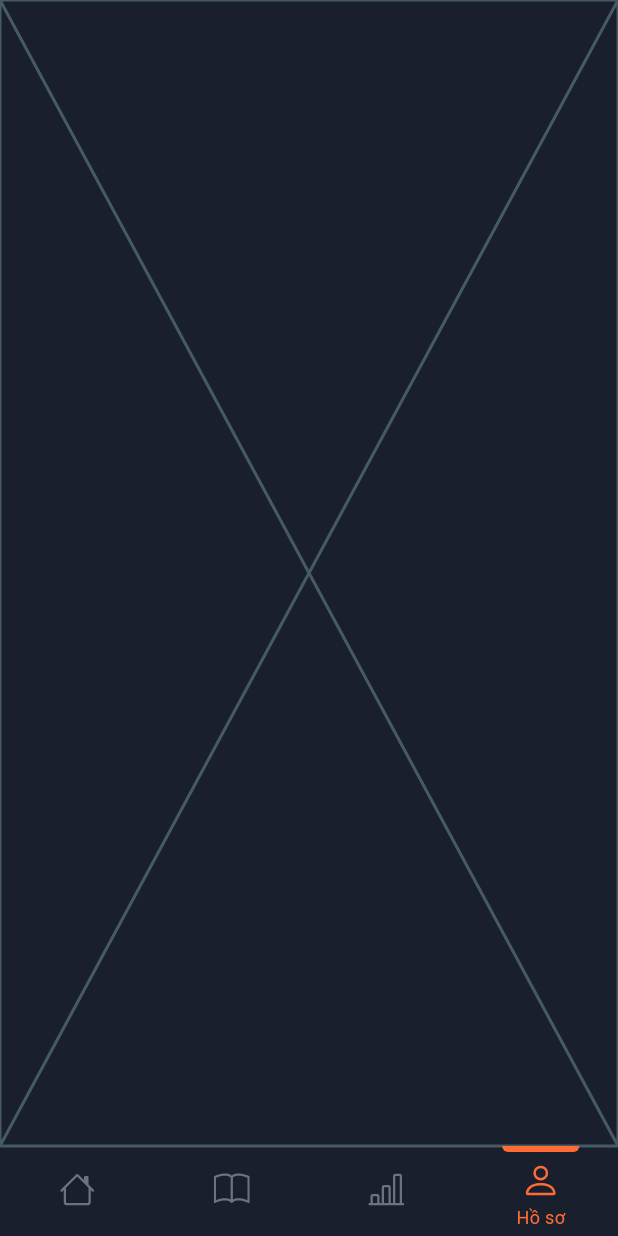
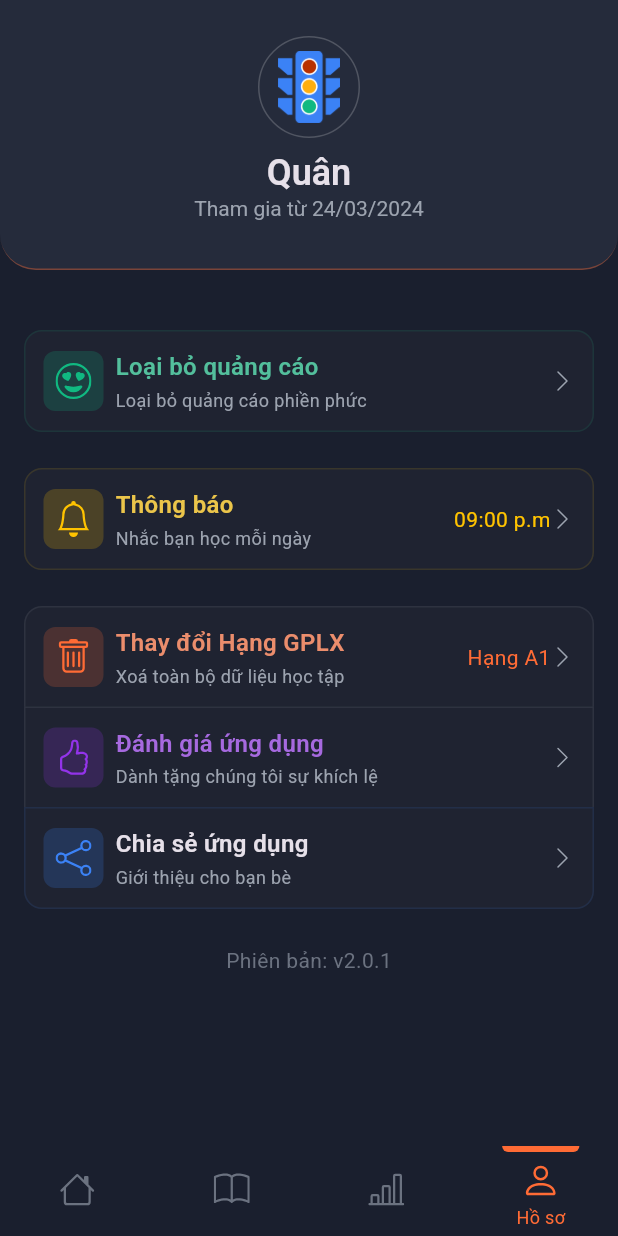
Before and after one commit to uvnb195/onthi_gplx_pro, a Flutter app: the HomeRouter screen opened by its route, item 4 of the bottom bar chosen, on a phone screen of 412 x 824 dp. Run offline on Flutter 3.47's test engine with Material 3 defaults, Android fonts, the light colour scheme and no system bars; our stand-ins replace bloc, bootstrap_icons, drift, equatable, fl_chart, flutter_bloc and 4 more; missing offline and left inert: dart_either; accounts and stored records are empty; generated files the repository leaves out were written again; statements that could not run were skipped; project files that could hold a hidden picture were left out.

Commit message:
finish all main-layout next: detail layout (question)

```diff
--- a/lib/core/theme/app_theme.dart
+++ b/lib/core/theme/app_theme.dart
@@ -13,7 +13,7 @@ ThemeData themeData = ThemeData(
     surfaceTintColor: AppColors.backgroundColor,
     scrolledUnderElevation: 0,
     systemOverlayStyle: SystemUiOverlayStyle(
-      statusBarColor: AppColors.backgroundColor,
+      statusBarColor: Colors.transparent,
       statusBarIconBrightness: Brightness.light, // Android
       statusBarBrightness: Brightness.dark, // iOS
     ),
--- a/lib/core/widgets/index.dart
+++ b/lib/core/widgets/index.dart
@@ -1,8 +1,15 @@
 export 'animated_staggered_listing.dart';
+export 'avatar_wrapper.dart';
+export 'horizontal_large_card.dart';
+export 'menu_item.dart';
+export 'page_header.dart';
 export 'radio_item.dart';
+export 'screen_wrapper.dart';
+export 'section_header.dart';
 export 'styled_animated_sized.dart';
 export 'styled_button.dart';
 export 'styled_dropdown.dart';
+export 'styled_icon_button.dart';
 export 'styled_scale_entrance.dart';
 export 'styled_slide_entrance.dart';
 export 'styled_text_field.dart';
--- a/lib/core/widgets/widgets/menu_item.dart
+++ b/lib/core/widgets/menu_item.dart
@@ -5,6 +5,7 @@ import 'package:onthi_gplx_pro/core/theme/app_colors.dart';
 class MenuItem extends StatelessWidget {
   final IconData? iconData;
   final String title;
+  final bool? titleUseThemeColor;
   final String? subTitle;
   final Widget? subTitleWidget;
   final String? rightText;
@@ -17,6 +18,7 @@ class MenuItem extends StatelessWidget {
   const MenuItem({
     super.key,
     required this.title,
+    this.titleUseThemeColor,
     this.subTitle,
     this.subTitleWidget,
     this.rightText,
@@ -84,7 +86,13 @@ class MenuItem extends StatelessWidget {
                   children: [
                     Text(
                       title,
-                      style: TextStyle(fontSize: 16, fontWeight: .w600),
+                      style: TextStyle(
+                        fontSize: 16,
+                        fontWeight: .w600,
+                        color: titleUseThemeColor == true
+                            ? Color.lerp(themeColor, Colors.white70, 0.3)
+                            : null,
+                      ),
                       maxLines: 1,
                       overflow: .ellipsis,
                     ),
--- a/lib/core/widgets/styled_scale_entrance.dart
+++ b/lib/core/widgets/styled_scale_entrance.dart
@@ -56,8 +56,8 @@ class _StyledScaleEntranceState extends State<StyledScaleEntrance>
 
   @override
   void dispose() {
+    _controller.dispose();
     super.dispose();
-    _controller.dispose();
   }
 
   @override
--- a/lib/core/widgets/styled_slide_entrance.dart
+++ b/lib/core/widgets/styled_slide_entrance.dart
@@ -69,8 +69,8 @@ class _StyledSlideEntranceState extends State<StyledSlideEntrance>
 
   @override
   void dispose() {
+    _controller.dispose();
     super.dispose();
-    _controller.dispose();
   }
 
   @override
--- a/lib/features/home/presentation/pages/home_page.dart
+++ b/lib/features/home/presentation/pages/home_page.dart
@@ -2,11 +2,9 @@ import 'package:bootstrap_icons/bootstrap_icons.dart';
 import 'package:flutter/material.dart';
 import 'package:flutter/rendering.dart';
 import 'package:flutter_staggered_animations/flutter_staggered_animations.dart';
-import 'package:onthi_gplx_pro/core/widgets/horizontal_medium_card.dart';
 import 'package:onthi_gplx_pro/core/widgets/index.dart';
 import 'package:onthi_gplx_pro/features/home/presentation/widgets/achievement_small_card.dart';
 import 'package:onthi_gplx_pro/features/home/presentation/widgets/home_appbar_delegate.dart';
-import 'package:onthi_gplx_pro/features/home/presentation/widgets/section_header.dart';
 import 'package:onthi_gplx_pro/features/home/presentation/widgets/section_wrapper.dart';
 import 'package:onthi_gplx_pro/features/home/presentation/widgets/todo_section.dart';
 
--- a/lib/features/home/presentation/pages/home_router.dart
+++ b/lib/features/home/presentation/pages/home_router.dart
@@ -2,6 +2,7 @@ import 'package:flutter/material.dart';
 import 'package:onthi_gplx_pro/features/home/presentation/pages/home_page.dart';
 import 'package:onthi_gplx_pro/features/home/presentation/widgets/styled_home_bottom_navbar.dart';
 import 'package:onthi_gplx_pro/features/learning/presentation/pages/learning_page.dart';
+import 'package:onthi_gplx_pro/features/profile/presentation/pages/profile_page.dart';
 import 'package:onthi_gplx_pro/features/progress/presentation/pages/progress_page.dart';
 
 class HomeRouter extends StatefulWidget {
@@ -23,13 +24,15 @@ class _HomeRouterState extends State<HomeRouter> {
           return LearningPage();
         case 2:
           return ProgressPage();
+        case 3:
+          return ProfilePage();
         default:
           return Placeholder();
       }
     }
 
     return Scaffold(
-      body: SafeArea(child: buildBody()),
+      body: buildBody(),
       bottomNavigationBar: StyledBottomNavbar(
         currentIndex: currentIndex,
         onTap: (value) => setState(() {
--- a/lib/features/home/presentation/widgets/home_appbar_delegate.dart
+++ b/lib/features/home/presentation/widgets/home_appbar_delegate.dart
@@ -1,8 +1,6 @@
 import 'package:flutter/material.dart';
 import 'package:onthi_gplx_pro/core/theme/app_colors.dart';
 import 'package:onthi_gplx_pro/core/widgets/index.dart';
-import 'package:onthi_gplx_pro/core/widgets/styled_icon_button.dart';
-import 'package:onthi_gplx_pro/features/home/presentation/widgets/avatar_wrapper.dart';
 import 'package:onthi_gplx_pro/features/home/presentation/widgets/streak_animation.dart';
 
 class HomeAppBarDelegate extends SliverPersistentHeaderDelegate {
--- a/lib/features/home/presentation/widgets/index.dart
+++ b/lib/features/home/presentation/widgets/index.dart
@@ -1,2 +1 @@
-export 'avatar_wrapper.dart';
 export 'streak_animation.dart';
--- a/lib/features/home/presentation/widgets/section_wrapper.dart
+++ b/lib/features/home/presentation/widgets/section_wrapper.dart
@@ -1,5 +1,5 @@
 import 'package:flutter/material.dart';
-import 'package:onthi_gplx_pro/features/home/presentation/widgets/section_header.dart';
+import 'package:onthi_gplx_pro/core/widgets/section_header.dart';
 
 class SectionWrapper extends StatelessWidget {
   final String? title;
--- a/lib/features/learning/presentation/pages/learning_page.dart
+++ b/lib/features/learning/presentation/pages/learning_page.dart
@@ -2,12 +2,8 @@ import 'package:bootstrap_icons/bootstrap_icons.dart';
 import 'package:flutter/material.dart';
 import 'package:flutter_staggered_animations/flutter_staggered_animations.dart';
 import 'package:onthi_gplx_pro/core/theme/app_colors.dart';
-import 'package:onthi_gplx_pro/core/widgets/horizontal_medium_card.dart';
 import 'package:onthi_gplx_pro/core/widgets/index.dart';
-import 'package:onthi_gplx_pro/core/widgets/page_header.dart';
-import 'package:onthi_gplx_pro/core/widgets/widgets/collapse_menu.dart';
-import 'package:onthi_gplx_pro/core/widgets/widgets/menu_item.dart';
-import 'package:onthi_gplx_pro/features/home/presentation/widgets/section_header.dart';
+import 'package:onthi_gplx_pro/features/learning/presentation/widgets/collapse_menu.dart';
 
 class LearningPage extends StatelessWidget {
   const LearningPage({super.key});
--- a/lib/core/widgets/widgets/collapse_menu.dart
+++ b/lib/features/learning/presentation/widgets/collapse_menu.dart
@@ -2,8 +2,8 @@ import 'package:bootstrap_icons/bootstrap_icons.dart';
 import 'package:flutter/material.dart';
 import 'package:flutter_staggered_animations/flutter_staggered_animations.dart';
 import 'package:onthi_gplx_pro/core/theme/app_colors.dart';
+import 'package:onthi_gplx_pro/core/widgets/menu_item.dart';
 import 'package:onthi_gplx_pro/core/widgets/styled_scale_entrance.dart';
-import 'package:onthi_gplx_pro/core/widgets/widgets/menu_item.dart';
 
 class CollapseMenu extends StatefulWidget {
   final IconData iconData;
--- /dev/null
+++ b/lib/features/profile/presentation/pages/profile_page.dart
@@ -0,0 +1,193 @@
+import 'package:bootstrap_icons/bootstrap_icons.dart';
+import 'package:flutter/material.dart';
+import 'package:flutter_staggered_animations/flutter_staggered_animations.dart';
+import 'package:onthi_gplx_pro/core/theme/app_colors.dart';
+import 'package:onthi_gplx_pro/core/widgets/index.dart';
+
+class ProfilePage extends StatelessWidget {
+  const ProfilePage({super.key});
+
+  @override
+  Widget build(BuildContext context) {
+    return Scaffold(
+      body: CustomScrollView(
+        physics: const AlwaysScrollableScrollPhysics(
+          parent: BouncingScrollPhysics(),
+        ),
+        slivers: [
+          SliverAppBar(
+            primary: false,
+            titleSpacing: 0,
+            title: _buildHeader(context),
+            automaticallyImplyActions: false,
+            automaticallyImplyLeading: false,
+            toolbarHeight: 180,
+            actionsPadding: .zero,
+          ),
+          SliverPadding(
+            padding: const .symmetric(vertical: 40, horizontal: 16),
+            sliver: SliverToBoxAdapter(child: _buildContent()),
+          ),
+        ],
+      ),
+    );
+  }
+
+  Widget _buildHeader(BuildContext context) {
+    return SizedBox(
+      height: 180,
+      width: double.maxFinite,
+      child: DecoratedBox(
+        decoration: BoxDecoration(
+          color: AppColors.neutralColor,
+          border: .fromLTRB(
+            bottom: BorderSide(color: AppColors.primaryColor.withAlpha(100)),
+          ),
+          borderRadius: .only(
+            bottomLeft: .circular(24),
+            bottomRight: .circular(24),
+          ),
+        ),
+        child: Padding(
+          padding: const EdgeInsets.only(top: 24, bottom: 24),
+          child: Column(
+            mainAxisAlignment: .start,
+            children: [
+              AvatarWrapper(imagePath: 'assets/images/app_logo.png', size: 68),
+              SizedBox(height: 8),
+              Text('Quân', style: TextStyle(fontSize: 24, fontWeight: .w600)),
+              Text(
+                'Tham gia từ 24/03/2024',
+                style: TextStyle(
+                  fontSize: 14,
+                  fontWeight: .w400,
+                  color: AppColors.textSecondaryColor,
+                ),
+              ),
+            ],
+          ),
+        ),
+      ),
+    );
+  }
+
+  Widget _buildContent() {
+    return Column(
+      children: [
+        AnimationConfiguration.staggeredList(
+          position: 0,
+          child: SlideAnimation(
+            child: MenuItem(
+              backgroundColor: Color.lerp(
+                AppColors.neutralColor,
+                Colors.white10,
+                0.3,
+              ),
+              iconData: BootstrapIcons.emoji_heart_eyes,
+              title: 'Loại bỏ quảng cáo',
+              titleUseThemeColor: true,
+              subTitle: 'Loại bỏ quảng cáo phiền phức',
+              themeColor: AppColors.accentColor,
+              onTap: () {},
+            ),
+          ),
+        ),
+        SizedBox(height: 24),
+        AnimationConfiguration.staggeredList(
+          position: 1,
+          child: SlideAnimation(
+            child: MenuItem(
+              backgroundColor: Color.lerp(
+                AppColors.neutralColor,
+                Colors.white10,
+                0.3,
+              ),
+              iconData: BootstrapIcons.bell,
+              title: 'Thông báo',
+              subTitle: 'Nhắc bạn học mỗi ngày',
+              titleUseThemeColor: true,
+              rightText: '09:00 p.m',
+              themeColor: AppColors.secondaryColor,
+              onTap: () {},
+            ),
+          ),
+        ),
+        SizedBox(height: 24),
+
+        AnimationConfiguration.staggeredList(
+          position: 2,
+          child: SlideAnimation(
+            child: MenuItem(
+              borderRadius: .only(
+                topLeft: .circular(12),
+                topRight: .circular(12),
+              ),
+              backgroundColor: Color.lerp(
+                AppColors.neutralColor,
+                Colors.white10,
+                0.3,
+              ),
+              showBottomBorder: false,
+              iconData: BootstrapIcons.trash,
+              title: 'Thay đổi Hạng GPLX',
+              titleUseThemeColor: true,
+              rightText: 'Hạng A1',
+              subTitle: 'Xoá toàn bộ dữ liệu học tập',
+              themeColor: AppColors.primaryColor,
+              onTap: () {},
+            ),
+          ),
+        ),
+        AnimationConfiguration.staggeredList(
+          position: 3,
+          child: SlideAnimation(
+            child: MenuItem(
+              borderRadius: .zero,
+              backgroundColor: Color.lerp(
+                AppColors.neutralColor,
+                Colors.white10,
+                0.3,
+              ),
+              showBottomBorder: false,
+              iconData: BootstrapIcons.hand_thumbs_up,
+              title: 'Đánh giá ứng dụng',
+              subTitle: 'Dành tặng chúng tôi sự khích lệ',
+              titleUseThemeColor: true,
+              themeColor: AppColors.accentVariantColor,
+              onTap: () {},
+            ),
+          ),
+        ),
+        AnimationConfiguration.staggeredList(
+          position: 4,
+          child: SlideAnimation(
+            child: MenuItem(
+              borderRadius: BorderRadius.only(
+                bottomLeft: .circular(12),
+                bottomRight: .circular(12),
+              ),
+              backgroundColor: Color.lerp(
+                AppColors.neutralColor,
+                Colors.white10,
+                0.3,
+              ),
+              iconData: BootstrapIcons.share,
+              title: 'Chia sẻ ứng dụng',
+              subTitle: 'Giới thiệu cho bạn bè',
+              themeColor: AppColors.infoColor,
+              onTap: () {},
+            ),
+          ),
+        ),
+        SizedBox(height: 24),
+        StyledScaleEntrance(
+          delayed: const Duration(milliseconds: 300),
+          child: Text(
+            'Phiên bản: v2.0.1',
+            style: TextStyle(color: AppColors.textDisableColor),
+          ),
+        ),
+      ],
+    );
+  }
+}
--- a/lib/features/progress/presentation/pages/progress_page.dart
+++ b/lib/features/progress/presentation/pages/progress_page.dart
@@ -3,9 +3,8 @@ import 'package:flutter/material.dart';
 import 'package:flutter_staggered_animations/flutter_staggered_animations.dart';
 import 'package:onthi_gplx_pro/core/theme/app_colors.dart';
 import 'package:onthi_gplx_pro/core/widgets/index.dart';
+import 'package:onthi_gplx_pro/core/widgets/menu_item.dart';
 import 'package:onthi_gplx_pro/core/widgets/page_header.dart';
-import 'package:onthi_gplx_pro/core/widgets/widgets/menu_item.dart';
-import 'package:onthi_gplx_pro/features/home/presentation/widgets/section_header.dart';
 import 'package:onthi_gplx_pro/features/progress/presentation/widgets/info_card.dart';
 import 'package:onthi_gplx_pro/features/progress/presentation/widgets/styled_line_chart.dart';
 import 'package:onthi_gplx_pro/features/progress/presentation/widgets/styled_timeline.dart';
--- a/lib/features/progress/presentation/widgets/info_card.dart
+++ b/lib/features/progress/presentation/widgets/info_card.dart
@@ -2,18 +2,20 @@ import 'package:flutter/material.dart';
 import 'package:onthi_gplx_pro/core/theme/app_colors.dart';
 
 class InfoCard extends StatelessWidget {
-  final IconData iconData;
+  final IconData? iconData;
   final Color themeColor;
   final Color backgroundColor;
+  final BoxBorder border;
   final String title;
   final TextStyle titleStyle;
   final String? description;
   final TextStyle descriptionStyle;
   const InfoCard({
     super.key,
-    required this.iconData,
+    this.iconData,
     required this.title,
     this.titleStyle = const TextStyle(fontSize: 24, fontWeight: .w700),
+    this.border = const Border(),
     this.themeColor = AppColors.primaryColor,
     this.backgroundColor = AppColors.neutralColor,
     this.description,
@@ -29,7 +31,7 @@ class InfoCard extends StatelessWidget {
     return Container(
       decoration: BoxDecoration(
         color: backgroundColor,
-        border: .all(color: themeColor.withAlpha(100)),
+        border: border.add(BoxBorder.all(color: themeColor.withAlpha(100))),
         borderRadius: .circular(12),
       ),
       padding: const .symmetric(vertical: 12),
@@ -37,6 +39,7 @@ class InfoCard extends StatelessWidget {
         mainAxisAlignment: .center,
         mainAxisSize: .min,
         children: [
+          if (iconData != null)
             DecoratedBox(
               decoration: BoxDecoration(
                 color: Color.lerp(themeColor, Colors.black, 0.7),
--- a/lib/features/progress/presentation/widgets/styled_timeline.dart
+++ b/lib/features/progress/presentation/widgets/styled_timeline.dart
@@ -1,6 +1,6 @@
 import 'package:flutter/material.dart';
 import 'package:onthi_gplx_pro/core/theme/app_colors.dart';
-import 'package:onthi_gplx_pro/features/home/presentation/widgets/section_header.dart';
+import 'package:onthi_gplx_pro/core/widgets/section_header.dart';
 
 class StyledTimeline extends StatelessWidget {
   const StyledTimeline({super.key});
@@ -47,10 +47,12 @@ class StyledTimeline extends StatelessWidget {
                   clipBehavior: .antiAlias,
                   decoration: BoxDecoration(
                     border: .all(
-                      color: AppColors.primarySwatch.withAlpha(
-                        index == timelineItems.length - 1 ? 150 : 255,
-                      ),
-                      width: index >= timelineItems.length - 2 ? 2 : 0,
+                      width: index >= timelineItems.length - 2 ? 3 : 0,
+                      color: index == timelineItems.length - 1
+                          ? AppColors.primaryColor.withAlpha(100)
+                          : index == timelineItems.length - 2
+                          ? AppColors.secondaryColor
+                          : AppColors.primaryColor,
                     ),
                     color: index == timelineItems.length - 1
                         ? AppColors.textDisableColor
```
Also changed, not shown: lib/core/widgets/avatar_wrapper.dart (renamed from lib/features/home/presentation/widgets/avatar_wrapper.dart), lib/core/widgets/horizontal_large_card.dart (renamed from lib/core/widgets/horizontal_medium_card.dart), lib/core/widgets/section_header.dart (renamed from lib/features/home/presentation/widgets/section_header.dart), lib/features/profile/presentation/widgets/styled_profile_appbar.dart (added). Lines whose indentation alone changed are shown as unchanged.
